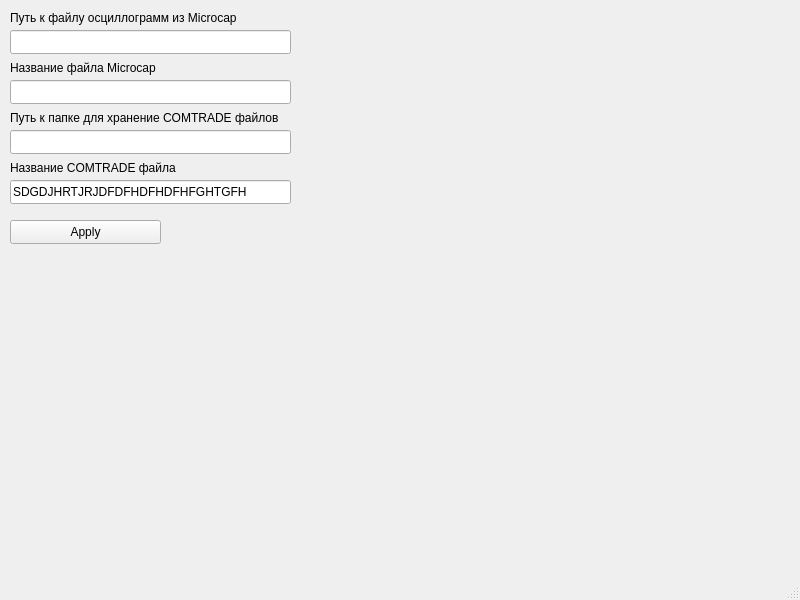
First picture: the form in Microcap_Comtrade/mainwindow.ui, repository AlexanderKappes/Microcap_Comtrade, before the edit.
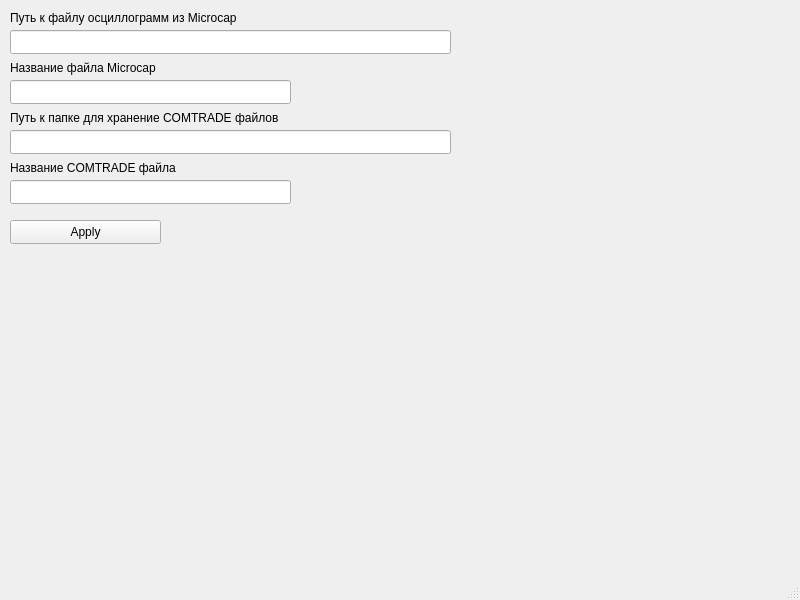
Second picture: the form after the edit.

```diff
--- a/Microcap_Comtrade/mainwindow.ui
+++ b/Microcap_Comtrade/mainwindow.ui
@@ -84,7 +84,7 @@
      <rect>
       <x>10</x>
       <y>30</y>
-      <width>281</width>
+      <width>441</width>
       <height>24</height>
      </rect>
     </property>
@@ -104,7 +104,7 @@
      <rect>
       <x>10</x>
       <y>130</y>
-      <width>281</width>
+      <width>441</width>
       <height>24</height>
      </rect>
     </property>
@@ -119,7 +119,7 @@
      </rect>
     </property>
     <property name="text">
-     <string>SDGDJHRTJRJDFDFHDFHDFHFGHTGFH</string>
+     <string/>
     </property>
    </widget>
   </widget>
```
